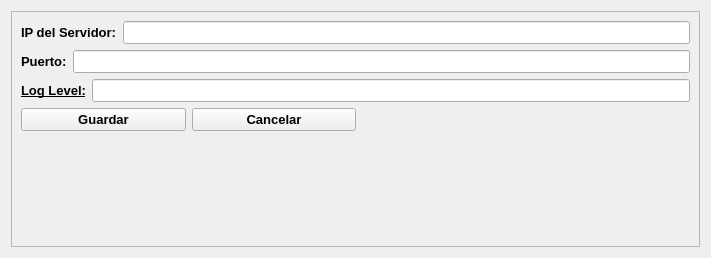
The window that User_app/src/config/config_widget.ui (edugaidano/Little-Social-Network) describes before a commit, drawn with Qt 5.
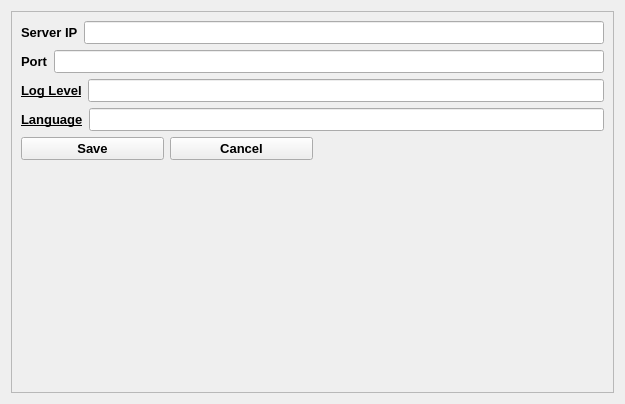
The same window after the commit.

```diff
--- a/User_app/src/config/config_widget.ui
+++ b/User_app/src/config/config_widget.ui
@@ -6,8 +6,8 @@
    <rect>
     <x>0</x>
     <y>0</y>
-    <width>711</width>
-    <height>258</height>
+    <width>625</width>
+    <height>404</height>
    </rect>
   </property>
   <property name="windowTitle">
@@ -44,7 +44,7 @@
            <string/>
           </property>
           <property name="text">
-           <string>IP del Servidor:</string>
+           <string>Server IP</string>
           </property>
          </widget>
         </item>
@@ -72,7 +72,7 @@
            </font>
           </property>
           <property name="text">
-           <string>Puerto:</string>
+           <string>Port</string>
           </property>
          </widget>
         </item>
@@ -104,7 +104,7 @@
            <string notr="true">LEVEL_DEBUG,  LEVEL_INFO,  LEVEL_WARNING,  LEVEL_ERROR,  LEVEL_OFF</string>
           </property>
           <property name="text">
-           <string>Log Level:</string>
+           <string notr="true">Log Level</string>
           </property>
          </widget>
         </item>
@@ -120,6 +120,38 @@
         </item>
        </layout>
       </item>
+      <item>
+       <layout class="QHBoxLayout" name="horizontalLayout">
+        <item>
+         <widget class="QLabel" name="languageLabel">
+          <property name="font">
+           <font>
+            <family>Arial</family>
+            <pointsize>10</pointsize>
+            <bold>true</bold>
+            <underline>true</underline>
+           </font>
+          </property>
+          <property name="toolTip">
+           <string notr="true">EN, ESP</string>
+          </property>
+          <property name="text">
+           <string>Language</string>
+          </property>
+         </widget>
+        </item>
+        <item>
+         <widget class="QLineEdit" name="languageLineEdit">
+          <property name="font">
+           <font>
+            <family>Arial</family>
+            <pointsize>10</pointsize>
+           </font>
+          </property>
+         </widget>
+        </item>
+       </layout>
+      </item>
       <item>
        <layout class="QHBoxLayout" name="optionsLayout">
         <item>
@@ -140,7 +172,7 @@
              </font>
             </property>
             <property name="text">
-             <string>Guardar</string>
+             <string>Save</string>
             </property>
            </widget>
           </item>
@@ -160,7 +192,7 @@
              </font>
             </property>
             <property name="text">
-             <string>Cancelar</string>
+             <string>Cancel</string>
             </property>
            </widget>
           </item>
```
Left out of the diff: 2 changed lines with no effect on the pictures.
